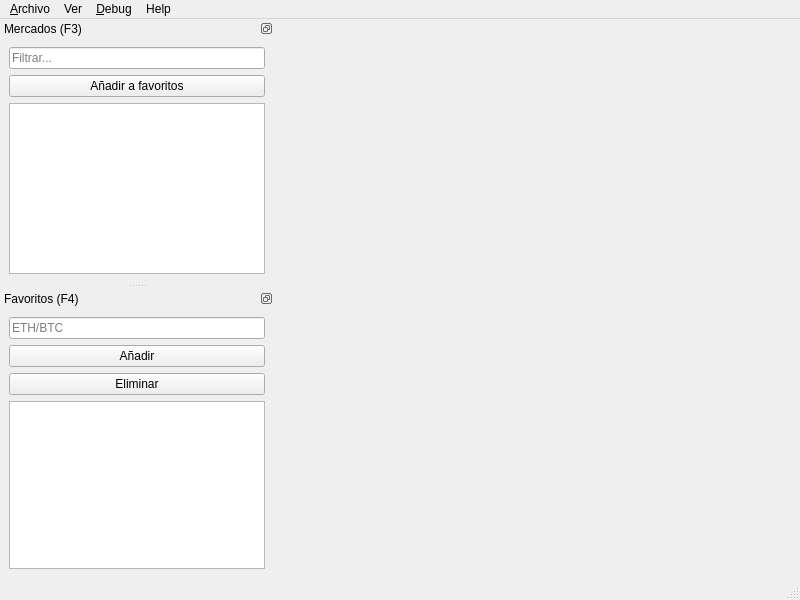
This is mainwindow.ui in katmai1/qtradingview2 as Qt 5 draws it before an edit. The edited form follows.
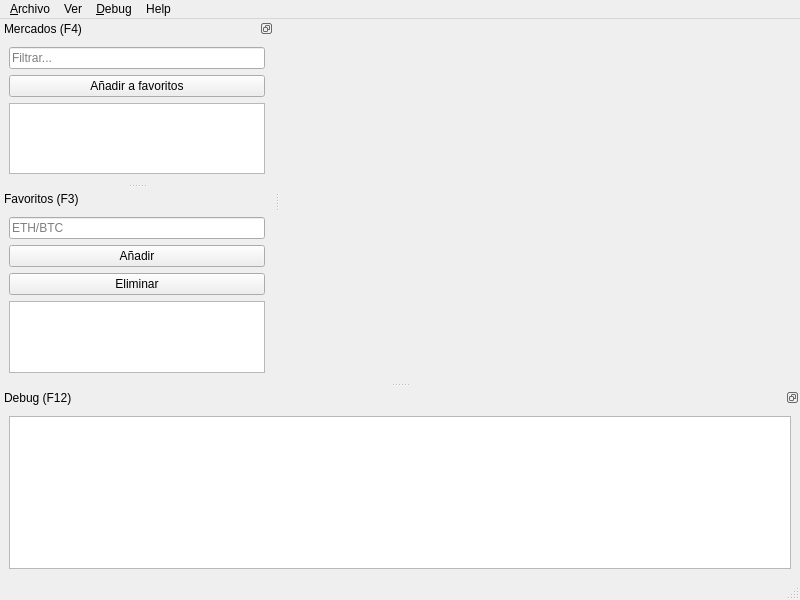
This is the edited form. Icons and pictures are not drawn. Custom widgets are drawn as their Qt base class.

The edit to the form file:
```diff
--- a/mainwindow.ui
+++ b/mainwindow.ui
@@ -30,7 +30,7 @@
    <bool>false</bool>
   </property>
   <widget class="QWidget" name="centralwidget">
-   <layout class="QHBoxLayout" name="horizontalLayout">
+   <layout class="QVBoxLayout" name="verticalLayout">
     <item>
      <widget class="CustomWebEngineView" name="webview" native="true">
       <property name="sizePolicy">
@@ -93,6 +93,12 @@
    <property name="enabled">
     <bool>true</bool>
    </property>
+   <property name="sizePolicy">
+    <sizepolicy hsizetype="Preferred" vsizetype="Maximum">
+     <horstretch>0</horstretch>
+     <verstretch>0</verstretch>
+    </sizepolicy>
+   </property>
    <property name="minimumSize">
     <size>
      <width>130</width>
@@ -106,12 +112,18 @@
     <set>Qt::LeftDockWidgetArea|Qt::RightDockWidgetArea</set>
    </property>
    <property name="windowTitle">
-    <string>Mercados (F3)</string>
+    <string>Mercados (F4)</string>
    </property>
    <attribute name="dockWidgetArea">
     <number>1</number>
    </attribute>
    <widget class="QWidget" name="dockWidgetContents_5">
+    <property name="sizePolicy">
+     <sizepolicy hsizetype="Preferred" vsizetype="Expanding">
+      <horstretch>0</horstretch>
+      <verstretch>0</verstretch>
+     </sizepolicy>
+    </property>
     <property name="maximumSize">
      <size>
       <width>274</width>
@@ -151,14 +163,14 @@
   </widget>
   <widget class="QDockWidget" name="dock_favoritos">
    <property name="sizePolicy">
-    <sizepolicy hsizetype="MinimumExpanding" vsizetype="Minimum">
+    <sizepolicy hsizetype="Preferred" vsizetype="Maximum">
      <horstretch>0</horstretch>
      <verstretch>0</verstretch>
     </sizepolicy>
    </property>
    <property name="minimumSize">
     <size>
-     <width>274</width>
+     <width>98</width>
      <height>193</height>
     </size>
    </property>
@@ -170,20 +182,20 @@
     <bool>false</bool>
    </property>
    <property name="features">
-    <set>QDockWidget::DockWidgetFloatable|QDockWidget::DockWidgetMovable</set>
+    <set>QDockWidget::DockWidgetMovable</set>
    </property>
    <property name="allowedAreas">
     <set>Qt::BottomDockWidgetArea|Qt::LeftDockWidgetArea|Qt::RightDockWidgetArea</set>
    </property>
    <property name="windowTitle">
-    <string>Favoritos (F4)</string>
+    <string>Favoritos (F3)</string>
    </property>
    <attribute name="dockWidgetArea">
     <number>1</number>
    </attribute>
    <widget class="QWidget" name="dockWidgetContents">
     <property name="sizePolicy">
-     <sizepolicy hsizetype="Minimum" vsizetype="Preferred">
+     <sizepolicy hsizetype="Preferred" vsizetype="Expanding">
       <horstretch>0</horstretch>
       <verstretch>0</verstretch>
      </sizepolicy>
@@ -226,6 +238,37 @@
     </layout>
    </widget>
   </widget>
+  <widget class="QDockWidget" name="dockDebug">
+   <property name="sizePolicy">
+    <sizepolicy hsizetype="Expanding" vsizetype="Preferred">
+     <horstretch>0</horstretch>
+     <verstretch>0</verstretch>
+    </sizepolicy>
+   </property>
+   <property name="features">
+    <set>QDockWidget::DockWidgetFloatable</set>
+   </property>
+   <property name="allowedAreas">
+    <set>Qt::BottomDockWidgetArea</set>
+   </property>
+   <property name="windowTitle">
+    <string>Debug (F12)</string>
+   </property>
+   <attribute name="dockWidgetArea">
+    <number>8</number>
+   </attribute>
+   <widget class="QWidget" name="dockWidgetContents_2">
+    <layout class="QVBoxLayout" name="verticalLayout_4">
+     <item>
+      <widget class="QTextEdit" name="txtDebug">
+       <property name="readOnly">
+        <bool>true</bool>
+       </property>
+      </widget>
+     </item>
+    </layout>
+   </widget>
+  </widget>
   <action name="action_Favoritos">
    <property name="checkable">
     <bool>true</bool>
```
Left out of the diff: 33 changed lines with no effect on the pictures.
